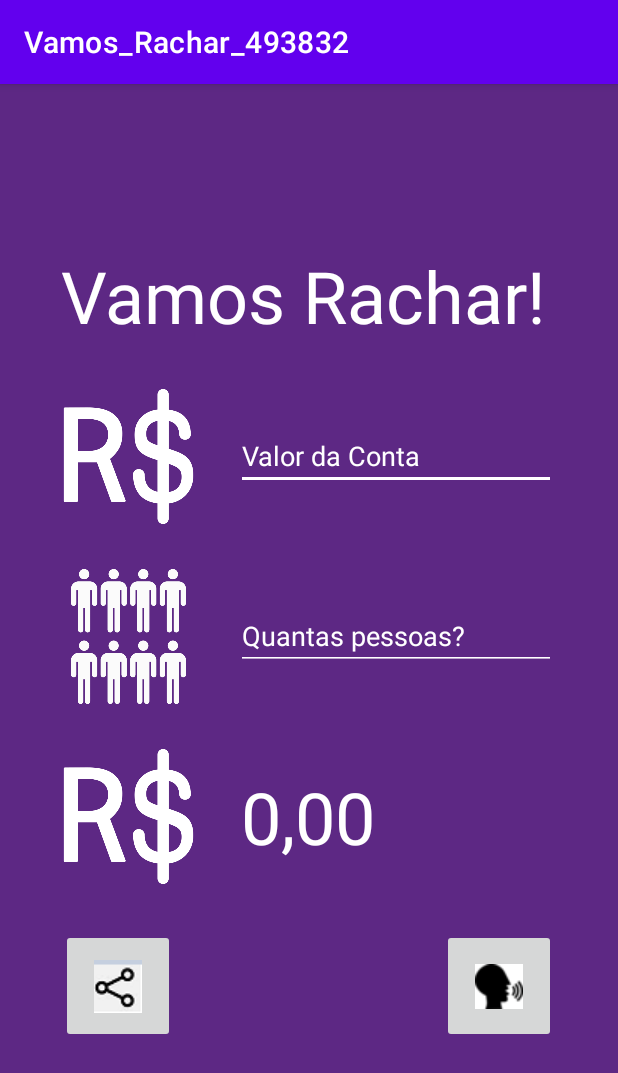
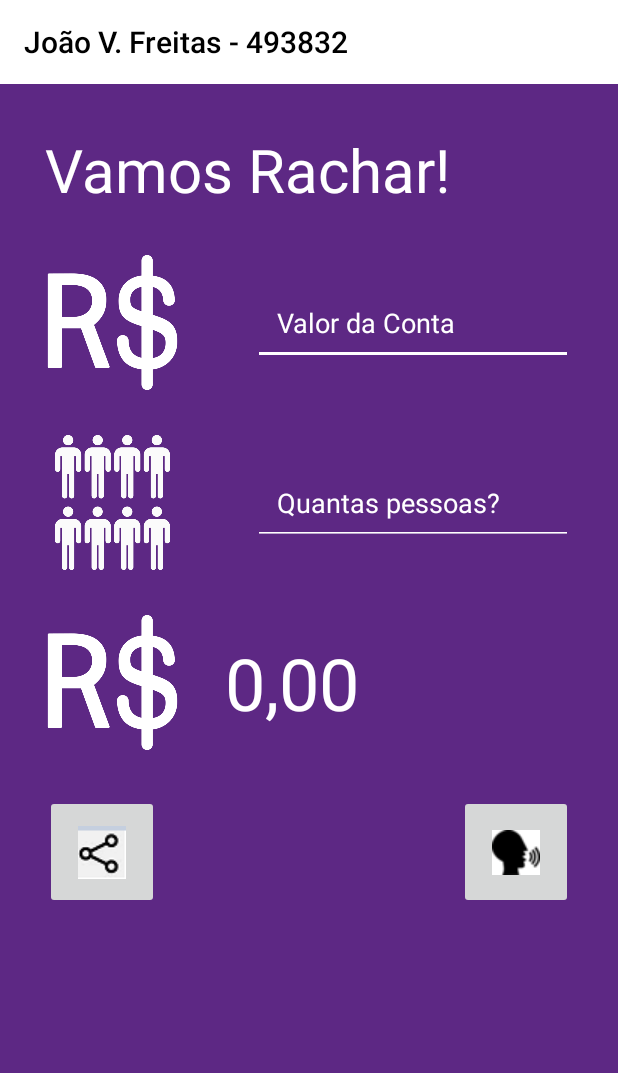
Before and after one commit to Joao-VictorF/VamosRachar, an Android app: the screen it shows after launch (MainActivity), on a phone screen of 412 x 824 dp. Shown: the top 1073 px of the screen. Run offline under Robolectric (Android 15) with nearby library versions, the phone set to English and light mode, and no system bars.

Commit message:
acessibility fixes

```diff
--- a/app/src/main/res/layout/activity_main.xml
+++ b/app/src/main/res/layout/activity_main.xml
@@ -1,17 +1,25 @@
 <?xml version="1.0" encoding="utf-8"?>
-<androidx.constraintlayout.widget.ConstraintLayout xmlns:android="http://schemas.android.com/apk/res/android"
+<com.google.android.material.appbar.AppBarLayout xmlns:android="http://schemas.android.com/apk/res/android"
     xmlns:app="http://schemas.android.com/apk/res-auto"
     xmlns:tools="http://schemas.android.com/tools"
     android:layout_width="match_parent"
     android:layout_height="match_parent"
     android:background="#5D2884"
     tools:context=".MainActivity">
+    <com.google.android.material.appbar.MaterialToolbar
+        android:id="@+id/toolbar"
+        android:layout_width="match_parent"
+        android:layout_height="?attr/actionBarSize"
+        app:title="João V. Freitas - 493832"
+        app:titleTextColor="@color/black"
+        android:background="@android:color/white"
+        app:layout_scrollFlags="scroll|enterAlways" />
+
 
     <LinearLayout
-        android:layout_width="330dp"
-        android:layout_height="550dp"
-        android:layout_marginStart="3dp"
-        android:layout_marginEnd="3dp"
+        android:layout_width="match_parent"
+        android:layout_height="match_parent"
+        android:layout_margin="30dp"
         android:orientation="vertical"
         app:layout_constraintBottom_toBottomOf="parent"
         app:layout_constraintEnd_toEndOf="parent"
@@ -19,16 +27,16 @@
         app:layout_constraintStart_toStartOf="parent"
         app:layout_constraintTop_toTopOf="parent"
         app:layout_constraintVertical_bias="0.497">
+
         <TextView
             android:id="@+id/textView"
-            android:layout_width="wrap_content"
+            android:layout_width="match_parent"
             android:layout_height="wrap_content"
             android:text="Vamos Rachar!"
             android:textAppearance="@style/TextAppearance.AppCompat.Large"
             android:textColor="@color/white"
             android:textFontWeight="900"
-            android:textSize="48sp"
-            />
+            android:textSize="40sp" />
 
         <RelativeLayout
             android:layout_width="match_parent"
@@ -50,6 +58,7 @@
                 android:backgroundTint="@android:color/white"
                 android:ems="10"
                 android:hint="Valor da Conta"
+                android:padding="16dp"
                 android:inputType="numberDecimal"
                 android:textColor="@color/white"
                 android:textColorHint="@android:color/white"
@@ -75,6 +84,7 @@
                 android:layout_height="wrap_content"
                 android:backgroundTint="@android:color/white"
                 android:ems="10"
+                android:padding="16dp"
                 android:hint="Quantas pessoas?"
                 android:inputType="numberDecimal"
                 android:textColor="@color/white"
@@ -116,6 +126,7 @@
                 android:layout_width="76dp"
                 android:layout_height="76dp"
                 app:srcCompat="@drawable/shareother"
+                android:contentDescription="Share Result"
                 android:layout_centerVertical="true"
                 android:layout_alignParentStart="true"/>
 
@@ -124,10 +135,11 @@
                 android:layout_width="76dp"
                 android:layout_height="76dp"
                 app:srcCompat="@drawable/say"
+                android:contentDescription="Say Result"
                 android:layout_centerVertical="true"
                 android:layout_alignParentEnd="true"/>
         </RelativeLayout>
 
     </LinearLayout>
 
-</androidx.constraintlayout.widget.ConstraintLayout>
+</com.google.android.material.appbar.AppBarLayout>
--- a/app/src/main/res/values-night/themes.xml
+++ b/app/src/main/res/values-night/themes.xml
@@ -1,6 +1,9 @@
 <resources xmlns:tools="http://schemas.android.com/tools">
     <!-- Base application theme. -->
     <style name="Theme.Vamos_Rachar_493832" parent="Theme.MaterialComponents.DayNight.DarkActionBar">
+        <item name="windowActionBar">false</item>
+        <item name="windowNoTitle">true</item>
+        <item name="toolbarStyle">@style/Widget.AppCompat.Toolbar</item>
         <!-- Primary brand color. -->
         <item name="colorPrimary">@color/purple_200</item>
         <item name="colorPrimaryVariant">@color/purple_700</item>
--- a/app/src/main/res/values/themes.xml
+++ b/app/src/main/res/values/themes.xml
@@ -1,6 +1,9 @@
 <resources xmlns:tools="http://schemas.android.com/tools">
     <!-- Base application theme. -->
     <style name="Theme.Vamos_Rachar_493832" parent="Theme.MaterialComponents.DayNight.DarkActionBar">
+        <item name="windowActionBar">false</item>
+        <item name="windowNoTitle">true</item>
+        <item name="toolbarStyle">@style/Widget.AppCompat.Toolbar</item>
         <!-- Primary brand color. -->
         <item name="colorPrimary">@color/purple_500</item>
         <item name="colorPrimaryVariant">@color/purple_700</item>
```
